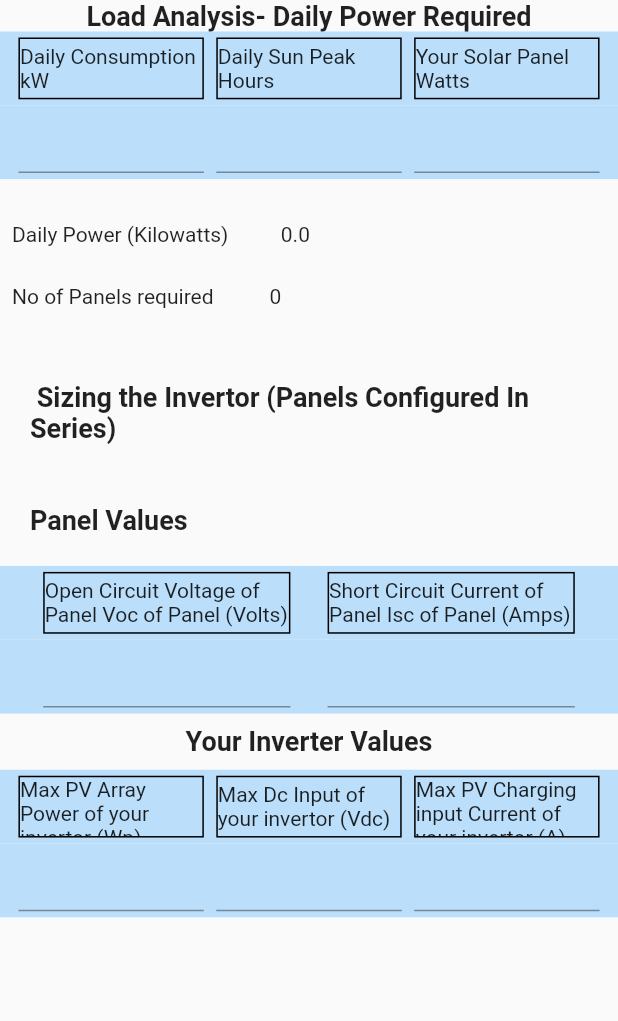
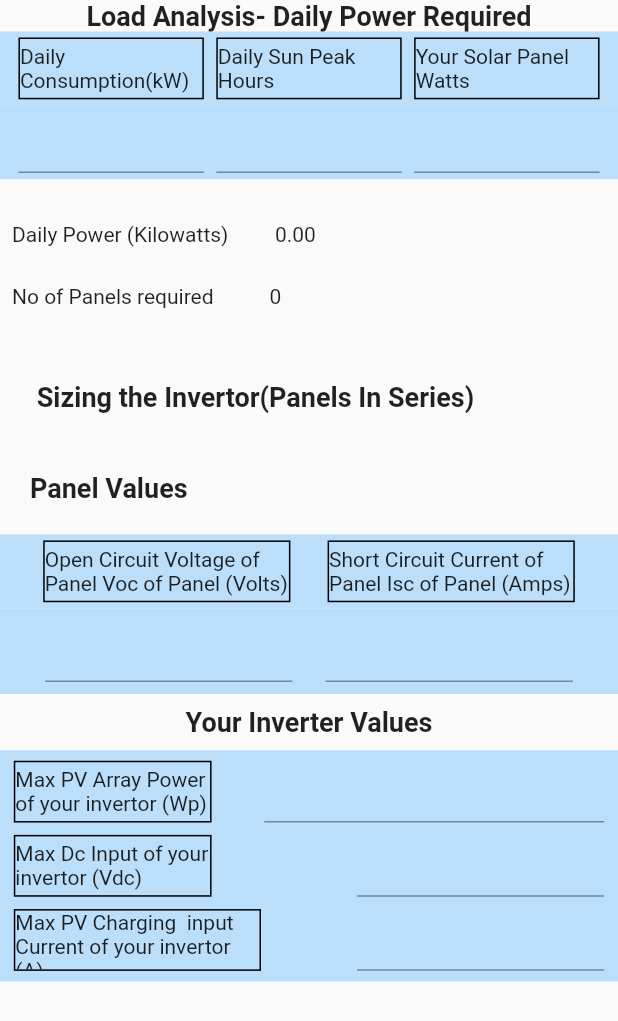
Before and after one commit to takundaKatombo/gasworks, a Flutter app: the SolarSizing screen opened by its route, on a phone screen of 412 x 824 dp. Shown: the top 1021 px of the screen. Run offline on Flutter 3.47's test engine with Material 2 defaults, Android fonts, the phone set to English and light mode, and no system bars; our stand-ins replace csv, get_it, stacked, stacked_services; missing offline and left inert: fast_csv.

Commit message:
bug fix on solar and addAooliance

```diff
--- a/lib/views/home/home_view.dart
+++ b/lib/views/home/home_view.dart
@@ -12,6 +12,7 @@ class HomeView extends StatelessWidget {
     return ViewModelBuilder<HomeViewModel>.nonReactive(
       builder: (context, model, child) {
         return Scaffold(
+          resizeToAvoidBottomInset: false,
           body: Container(
             child: Center(
               child: Column(
--- a/lib/views/pipeSizingResults/pipesizingresults_view_model.dart
+++ b/lib/views/pipeSizingResults/pipesizingresults_view_model.dart
@@ -102,7 +102,7 @@ class PipeSizingResultsViewModel extends ChangeNotifier {
     }
   }
 
-  Future<String> getCopperSizeLp(String value) async {
+  String getCopperSizeLp(String value) {
     print("value coppersizelp :" + value);
     var retVal = '';
     double valFromString = stringToDoubleTryParse(value);
--- a/lib/views/solarSizing/solar_sizing_view.dart
+++ b/lib/views/solarSizing/solar_sizing_view.dart
@@ -39,7 +39,7 @@ class SolarSizing extends StatelessWidget {
                       height: height * 0.05,
                       width: width * 0.3,
                       child: Center(
-                        child: Text("Daily Consumption kW"),
+                        child: Text("Daily Consumption(kW)"),
                       ),
                     ),
                     Container(
@@ -174,7 +174,7 @@ class SolarSizing extends StatelessWidget {
                           height: height * 0.05,
                           width: width * 0.2,
                           child: Center(
-                            child: Text(model.dailyPower.toString()),
+                            child: Text(model.dailyPower.toStringAsFixed(2)),
                           ),
                         )
                       ],
@@ -200,7 +200,7 @@ class SolarSizing extends StatelessWidget {
               Padding(
                 padding: const EdgeInsets.all(20.0),
                 child: Text(
-                  " Sizing the Invertor (Panels Configured In Series)",
+                  " Sizing the Invertor(Panels In Series)",
                   style: TextStyle(fontWeight: FontWeight.bold, fontSize: 18),
                 ),
               ),
@@ -247,7 +247,7 @@ class SolarSizing extends StatelessWidget {
               ),
               Container(
                 width: width * 0.95,
-                padding: EdgeInsets.all(4),
+                padding: EdgeInsets.all(8),
                 color: Colors.blue.shade100,
                 child: Row(
                   mainAxisAlignment: MainAxisAlignment.spaceEvenly,
@@ -327,11 +327,15 @@ class SolarSizing extends StatelessWidget {
                 height: height * 0.01,
               ),
               Container(
-                width: width * 0.95,
-                padding: EdgeInsets.all(4),
+                width: width,
+                padding: EdgeInsets.all(7),
                 color: Colors.blue.shade100,
                 child: Row(
                   mainAxisAlignment: MainAxisAlignment.spaceEvenly,
+                  children: [
+                    Column(
+                      mainAxisAlignment: MainAxisAlignment.spaceEvenly,
+                      crossAxisAlignment: CrossAxisAlignment.start,
                       children: [
                         Container(
                           decoration: BoxDecoration(
@@ -339,10 +343,14 @@ class SolarSizing extends StatelessWidget {
                             border: Border.all(),
                           ),
                           height: height * 0.05,
-                      width: width * 0.3,
+                          width: width * 0.32,
                           child: Center(
-                        child: Text("Max PV Array Power of your invertor (Wp)"),
+                            child: Text(
+                                "Max PV Array Power of your invertor (Wp)"),
                           ),
+                        ),
+                        SizedBox(
+                          height: height * 0.01,
                         ),
                         Container(
                           decoration: BoxDecoration(
@@ -350,10 +358,13 @@ class SolarSizing extends StatelessWidget {
                             border: Border.all(),
                           ),
                           height: height * 0.05,
-                      width: width * 0.3,
+                          width: width * 0.32,
                           child: Center(
                             child: Text("Max Dc Input of your invertor (Vdc)"),
                           ),
+                        ),
+                        SizedBox(
+                          height: height * 0.01,
                         ),
                         Container(
                           decoration: BoxDecoration(
@@ -361,7 +372,7 @@ class SolarSizing extends StatelessWidget {
                             border: Border.all(),
                           ),
                           height: height * 0.05,
-                      width: width * 0.3,
+                          width: width * 0.4,
                           child: Center(
                             child: Text(
                                 "Max PV Charging  input Current of your invertor (A)"),
@@ -369,27 +380,27 @@ class SolarSizing extends StatelessWidget {
                         ),
                       ],
                     ),
-              ),
-              Container(
-                width: width * 0.95,
-                padding: EdgeInsets.all(4),
-                color: Colors.blue.shade100,
-                child: Row(
+                    Column(
                       mainAxisAlignment: MainAxisAlignment.spaceEvenly,
+                      crossAxisAlignment: CrossAxisAlignment.end,
                       children: [
                         Container(
                           height: height * 0.05,
-                      width: width * 0.3,
+                          width: width * 0.55,
                           child: Center(
                             child: TextFormField(
+                              // decoration: const InputDecoration(
+                              //     errorMaxLines: 3,
+                              //     errorStyle: TextStyle(fontSize: 10)),
                               controller: model.wpController,
                               keyboardType: TextInputType.number,
                               validator: (val) {
                                 if (model.wpController.text.isNotEmpty) {
-                              if (model.isNumericUsingRegularExpression(val!)) {
+                                  if (model
+                                      .isNumericUsingRegularExpression(val!)) {
                                     if (model.stringToDouble_tryParse(val)! <
                                         model.maxPVPowerWatts) {
-                                  return 'cannot be less than Short Circuit Current of Panel';
+                                      return 'cannot be less than ${model.maxPVPowerWatts}';
                                     } else {
                                       return null;
                                     }
@@ -401,19 +412,23 @@ class SolarSizing extends StatelessWidget {
                             ),
                           ),
                         ),
+                        SizedBox(
+                          height: height * 0.01,
+                        ),
                         Container(
                           height: height * 0.05,
-                      width: width * 0.3,
+                          width: width * 0.4,
                           child: Center(
                             child: TextFormField(
                               controller: model.vdcController,
                               keyboardType: TextInputType.number,
                               validator: (val) {
                                 if (model.vdcController.text.isNotEmpty) {
-                              if (model.isNumericUsingRegularExpression(val!)) {
+                                  if (model
+                                      .isNumericUsingRegularExpression(val!)) {
                                     if (model.stringToDouble_tryParse(val)! <
                                         model.minVdc) {
-                                  return 'cannot be less than Short Circuit Current of Panel';
+                                      return 'cannot be less than ${model.minVdc}';
                                     } else {
                                       return null;
                                     }
@@ -428,9 +443,12 @@ class SolarSizing extends StatelessWidget {
                             ),
                           ),
                         ),
+                        SizedBox(
+                          height: height * 0.01,
+                        ),
                         Container(
                           height: height * 0.05,
-                      width: width * 0.3,
+                          width: width * 0.4,
                           child: Center(
                             child: TextFormField(
                               controller: model.chargingInputCurrentController,
@@ -438,10 +456,11 @@ class SolarSizing extends StatelessWidget {
                               validator: (val) {
                                 if (model.chargingInputCurrentController.text
                                     .isNotEmpty) {
-                              if (model.isNumericUsingRegularExpression(val!)) {
+                                  if (model
+                                      .isNumericUsingRegularExpression(val!)) {
                                     if (model.stringToDouble_tryParse(val)! <
                                         model.panelShortCircuitCurrent) {
-                                  return 'cannot be less than Short Circuit Current of Panel';
+                                      return 'cannot be less than ${model.panelShortCircuitCurrent}';
                                     } else {
                                       return null;
                                     }
@@ -458,9 +477,8 @@ class SolarSizing extends StatelessWidget {
                         ),
                       ],
                     ),
+                  ],
                 ),
-              SizedBox(
-                height: height * 0.01,
               ),
             ]),
           )),
```
Also changed, not shown: lib/views/addAppliance/addappliance_view_model.dart (+13 -1 lines), lib/views/pipeSizingResults/pipesizingresults_view.dart (+4 -24 lines). Lines whose indentation alone changed are shown as unchanged.
